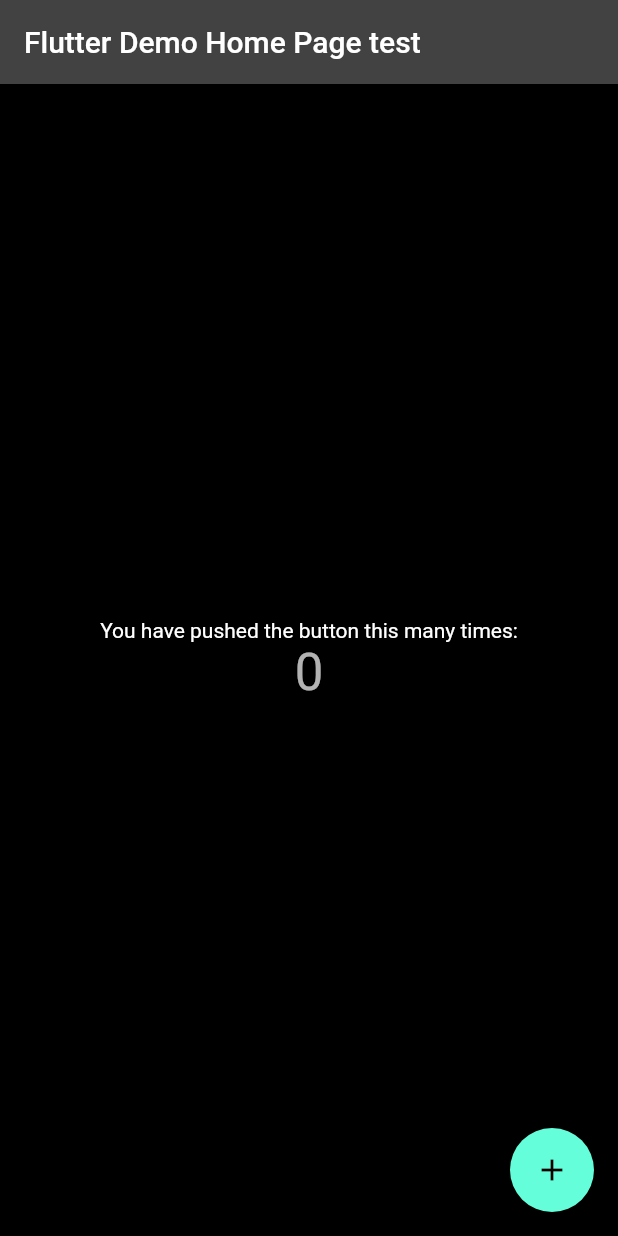
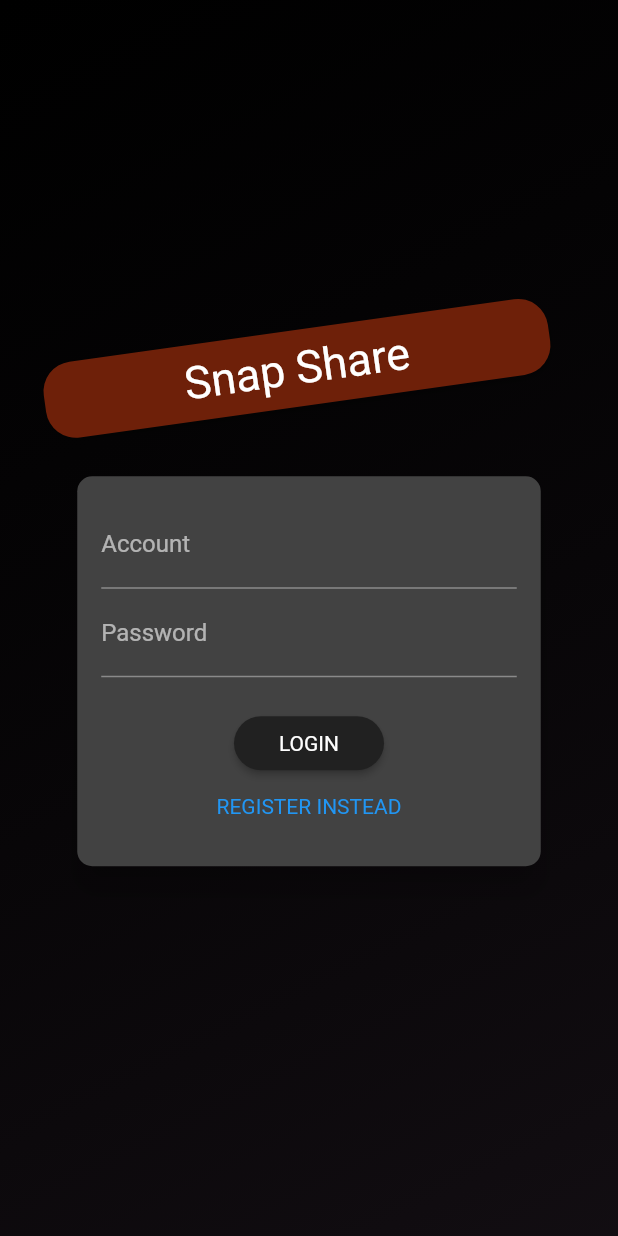
Before and after one commit to Haxxu/snapshare-mobile, a Flutter app: the screen it shows after launch, on a phone screen of 412 x 824 dp. Run offline on Flutter 3.47's test engine with Material 2 defaults, Android fonts, the phone set to English and light mode, and no system bars; our stand-ins replace flutter_dotenv, google_fonts, shared_preferences; Roboto replaces fonts that are missing (Anton).

Commit message:
Add AuthService. AuthManager, AuthToken, AuthScreen => AuthCard(Login and register user). HttpException.

```diff
--- a/lib/main.dart
+++ b/lib/main.dart
@@ -1,6 +1,8 @@
 import 'package:flutter/material.dart';
 import 'package:flutter_dotenv/flutter_dotenv.dart';
+import 'package:provider/provider.dart';
 
+import 'package:snapshare_mobile/screens/screens.dart';
 import 'package:snapshare_mobile/utils/app_theme.dart';
 
 Future<void> main() async {
@@ -15,57 +17,27 @@
   // This widget is the root of your application.
   @override
   Widget build(BuildContext context) {
-    return MaterialApp(
-      debugShowCheckedModeBanner: false,
-      title: 'Flutter Demo',
-      theme: appTheme,
-      home: const MyHomePage(title: 'Flutter Demo Home Page test'),
-    );
-  }
-}
-
-class MyHomePage extends StatefulWidget {
-  const MyHomePage({super.key, required this.title});
-
-  final String title;
-
-  @override
-  State<MyHomePage> createState() => _MyHomePageState();
-}
-
-class _MyHomePageState extends State<MyHomePage> {
-  int _counter = 0;
-
-  void _incrementCounter() {
-    setState(() {
-      _counter++;
-    });
-  }
-
-  @override
-  Widget build(BuildContext context) {
-    return Scaffold(
-      appBar: AppBar(
-        title: Text(widget.title),
-      ),
-      body: Center(
-        child: Column(
-          mainAxisAlignment: MainAxisAlignment.center,
-          children: <Widget>[
-            const Text(
-              'You have pushed the button this many times:',
-            ),
-            Text(
-              '$_counter',
-              style: Theme.of(context).textTheme.headlineMedium,
-            ),
-          ],
-        ),
-      ),
-      floatingActionButton: FloatingActionButton(
-        onPressed: _incrementCounter,
-        tooltip: 'Increment',
-        child: const Icon(Icons.add),
+    return MultiProvider(
+      providers: [
+        ChangeNotifierProvider(create: (ctx) => AuthManager()),
+      ],
+      child: Consumer<AuthManager>(
+        builder: (ctx, authManager, child) {
+          return MaterialApp(
+            debugShowCheckedModeBanner: false,
+            title: 'Snap Share',
+            theme: appTheme,
+            home: authManager.isAuth
+                ? const Text('is Auth')
+                : FutureBuilder(
+                    future: authManager.tryAutoLogin(),
+                    builder: (ctx, snapshot) {
+                      return snapshot.connectionState == ConnectionState.waiting
+                          ? const SplashScreen()
+                          : const AuthScreen();
+                    }),
+          );
+        },
       ),
     );
   }
--- /dev/null
+++ b/lib/screens/screens.dart
@@ -0,0 +1,4 @@
+export 'package:snapshare_mobile/ui/auth/auth_screen.dart';
+export 'package:snapshare_mobile/ui/auth/auth_manager.dart';
+
+export 'package:snapshare_mobile/screens/splash_screen.dart';
--- /dev/null
+++ b/lib/services/auth_service.dart
@@ -0,0 +1,115 @@
+import 'dart:convert';
+
+import 'package:flutter_dotenv/flutter_dotenv.dart';
+import 'package:shared_preferences/shared_preferences.dart';
+import 'package:http/http.dart' as http;
+
+import 'package:snapshare_mobile/models/auth_token.dart';
+import 'package:snapshare_mobile/models/http_exception.dart';
+
+class AuthService {
+  static const _authTokenKey = 'authToken';
+  late final String? apiUrl;
+
+  AuthService() {
+    apiUrl = dotenv.env['API_URL'];
+  }
+
+  String _buildAuthUrl(String method) {
+    return '$apiUrl/auth/$method';
+  }
+
+  Future<AuthToken> _authenticate({
+    required String account,
+    required String password,
+    String name = '',
+    String description = '',
+    String method = 'login',
+  }) async {
+    try {
+      final url = Uri.parse(_buildAuthUrl(method));
+      final body = method == 'login'
+          ? json.encode({
+              'account': account,
+              'password': password,
+            })
+          : json.encode({
+              'account': account,
+              'password': password,
+              'name': name,
+              'description': description,
+            });
+      final response = await http
+          .post(url, body: body, headers: {"Content-Type": "application/json"});
+      final responseJson = json.decode(response.body);
+      if (response.statusCode >= 400 && response.statusCode < 500) {
+        throw HttpException(responseJson['message']);
+      }
+
+      final authToken = _fromJson(responseJson);
+      _saveAuthToken(authToken);
+
+      return authToken;
+    } catch (e) {
+      print(e);
+      rethrow;
+    }
+  }
+
+  Future<AuthToken> register({
+    required String account,
+    required String password,
+    String name = '',
+    String description = '',
+  }) async {
+    return await _authenticate(
+      account: account,
+      password: password,
+      name: name,
+      description: description,
+      method: 'register',
+    );
+  }
+
+  Future<AuthToken> login({
+    required String account,
+    required String password,
+  }) async {
+    return await _authenticate(
+      account: account,
+      password: password,
+      method: 'login',
+    );
+  }
+
+  AuthToken _fromJson(Map<String, dynamic> json) {
+    return AuthToken(
+      token: json['token'],
+    );
+  }
+
+  Future<void> _saveAuthToken(AuthToken authToken) async {
+    final prefs = await SharedPreferences.getInstance();
+    prefs.setString(_authTokenKey, json.encode(authToken.toJson()));
+  }
+
+  Future<AuthToken?> loadSavedAuthToken() async {
+    final prefs = await SharedPreferences.getInstance();
+    if (!prefs.containsKey(_authTokenKey)) {
+      return null;
+    }
+
+    final savedToken = prefs.getString(_authTokenKey);
+
+    final authToken = AuthToken.fromJson(json.decode(savedToken!));
+    if (!authToken.isValid) {
+      return null;
+    }
+    return authToken;
+  }
+
+  Future<void> clearSavedAuthToken() async {
+    final prefs = await SharedPreferences.getInstance();
+    prefs.remove(_authTokenKey);
+  }
+}
--- /dev/null
+++ b/lib/ui/auth/auth_card.dart
@@ -0,0 +1,227 @@
+import 'dart:io';
+
+import 'package:flutter/material.dart';
+import 'package:provider/provider.dart';
+
+import 'package:snapshare_mobile/ui/auth/auth_manager.dart';
+import 'package:snapshare_mobile/ui/shared/dialog_utils.dart';
+
+enum AuthMode { login, register }
+
+class AuthCard extends StatefulWidget {
+  const AuthCard({super.key});
+
+  @override
+  State<AuthCard> createState() => _AuthCardState();
+}
+
+class _AuthCardState extends State<AuthCard> {
+  final GlobalKey<FormState> _formKey = GlobalKey();
+  AuthMode _authMode = AuthMode.login;
+  final Map<String, String> _authData = {
+    'account': '',
+    'password': '',
+    'name': '',
+    'description': '',
+  };
+
+  final _isSubmitting = ValueNotifier<bool>(false);
+  // final _descriptionController = TextEditingController();
+  // final _nameController = TextEditingController();
+  // final _accountController = TextEditingController();
+  final _passwordController = TextEditingController();
+
+  Future<void> _submit() async {
+    if (!_formKey.currentState!.validate()) {
+      return;
+    }
+
+    _formKey.currentState!.save();
+    _isSubmitting.value = true;
+
+    try {
+      if (_authMode == AuthMode.login) {
+        // Login
+        await context.read<AuthManager>().login(
+            account: _authData['account']!, password: _authData['password']!);
+      } else {
+        // Register user
+        await context.read<AuthManager>().register(
+            account: _authData['account']!,
+            password: _authData['password']!,
+            description: _authData['description']!,
+            name: _authData['name']!);
+      }
+    } catch (e) {
+      // print(e.toString());
+      showErrorDialog(context, e.toString());
+    }
+
+    _isSubmitting.value = false;
+  }
+
+  void _switchAuthMode() {
+    if (_authMode == AuthMode.login) {
+      setState(() {
+        _authMode = AuthMode.register;
+      });
+    } else {
+      setState(() {
+        _authMode = AuthMode.login;
+      });
+    }
+  }
+
+  @override
+  Widget build(BuildContext context) {
+    final deviceSize = MediaQuery.of(context).size;
+    return Card(
+      shape: RoundedRectangleBorder(
+        borderRadius: BorderRadius.circular(10.0),
+      ),
+      elevation: 8.0,
+      child: Container(
+        height: _authMode == AuthMode.register ? 470 : 260,
+        constraints: BoxConstraints(
+            minHeight: _authMode == AuthMode.register ? 320 : 260),
+        width: deviceSize.width * 0.75,
+        padding: const EdgeInsets.all(16.0),
+        child: Form(
+          key: _formKey,
+          child: SingleChildScrollView(
+            child: Column(
+              children: <Widget>[
+                _buildAccountField(),
+                _buildPasswordField(),
+                if (_authMode == AuthMode.register)
+                  _buildPasswordConfirmField(),
+                if (_authMode == AuthMode.register) _buildNameField(),
+                if (_authMode == AuthMode.register) _buildDescriptionField(),
+                const SizedBox(
+                  height: 20,
+                ),
+                ValueListenableBuilder<bool>(
+                  valueListenable: _isSubmitting,
+                  builder: (context, isSubmitting, child) {
+                    if (isSubmitting) {
+                      return const CircularProgressIndicator();
+                    }
+                    return _buildSubmitButton();
+                  },
+                ),
+                _buildAuthModeSwitchButton(),
+              ],
+            ),
+          ),
+        ),
+      ),
+    );
+  }
+
+  Widget _buildAuthModeSwitchButton() {
+    return TextButton(
+      onPressed: _switchAuthMode,
+      style: TextButton.styleFrom(
+        padding: const EdgeInsets.symmetric(horizontal: 30.0, vertical: 4),
+        tapTargetSize: MaterialTapTargetSize.shrinkWrap,
+        textStyle: TextStyle(
+          color: Theme.of(context).primaryColor,
+        ),
+      ),
+      child:
+          Text('${_authMode == AuthMode.login ? 'REGISTER' : 'LOGIN'} INSTEAD'),
+    );
+  }
+
+  Widget _buildSubmitButton() {
+    return ElevatedButton(
+      onPressed: _submit,
+      style: ElevatedButton.styleFrom(
+        shape: RoundedRectangleBorder(
+          borderRadius: BorderRadius.circular(30),
+        ),
+        backgroundColor: Theme.of(context).primaryColor,
+        padding: const EdgeInsets.symmetric(horizontal: 30.0, vertical: 8.0),
+        textStyle: TextStyle(
+          color: Theme.of(context).primaryTextTheme.titleLarge?.color,
+        ),
+      ),
+      child: Text(_authMode == AuthMode.login ? 'LOGIN' : 'REGISTER'),
+    );
+  }
+
+  Widget _buildPasswordConfirmField() {
+    return TextFormField(
+      enabled: _authMode == AuthMode.register,
+      decoration: const InputDecoration(labelText: 'Confirm Password'),
+      obscureText: true,
+      validator: _authMode == AuthMode.register
+          ? (value) {
+              if (value != _passwordController.text) {
+                return 'Passwords do not match!';
+              }
+              return null;
+            }
+          : null,
+    );
+  }
+
+  Widget _buildPasswordField() {
+    return TextFormField(
+      decoration: const InputDecoration(labelText: 'Password'),
+      obscureText: true,
+      controller: _passwordController,
+      validator: (value) {
+        if (value == null || value.length < 5) {
+          return 'Password is too short!';
+        }
+        return null;
+      },
+      onSaved: (value) {
+        _authData['password'] = value!;
+      },
+    );
+  }
+
+  Widget _buildAccountField() {
+    return TextFormField(
+      decoration: const InputDecoration(labelText: 'Account'),
+      validator: (value) {
+        if (value!.isEmpty || value.length < 2) {
+          return 'Account is at least 2 characters ';
+        }
+        return null;
+      },
+      onSaved: (value) {
+        _authData['account'] = value!;
+      },
+    );
+  }
+
+  Widget _buildDescriptionField() {
+    return TextFormField(
+      decoration: const InputDecoration(labelText: 'Description'),
+      // validator: (value) {
+      //   return null;
+      // },
+      onSaved: (value) {
+        _authData['description'] = value!;
+      },
+    );
+  }
+
+  Widget _buildNameField() {
+    return TextFormField(
+      decoration: const InputDecoration(labelText: 'Name'),
+      validator: (value) {
+        if (value!.isEmpty || value.length < 2) {
+          return 'Name is at least 1 characters ';
+        }
+        return null;
+      },
+      onSaved: (value) {
+        _authData['name'] = value!;
+      },
+    );
+  }
+}
--- /dev/null
+++ b/lib/ui/auth/auth_manager.dart
@@ -0,0 +1,60 @@
+import 'package:flutter/foundation.dart';
+
+import 'package:snapshare_mobile/models/auth_token.dart';
+import 'package:snapshare_mobile/services/auth_service.dart';
+
+class AuthManager with ChangeNotifier {
+  AuthToken? _authToken;
+
+  final AuthService _authService = AuthService();
+
+  AuthToken? get authToken {
+    return _authToken;
+  }
+
+  bool get isAuth {
+    return authToken != null && authToken!.isValid;
+  }
+
+  void _setAuthToken(AuthToken token) {
+    _authToken = token;
+    notifyListeners();
+  }
+
+  Future<void> login({
+    required String account,
+    required String password,
+  }) async {
+    _setAuthToken(
+        await _authService.login(account: account, password: password));
+  }
+
+  Future<void> register({
+    required String account,
+    required String password,
+    String description = '',
+    String name = '',
+  }) async {
+    _setAuthToken(await _authService.register(
+      account: account,
+      password: password,
+      name: name,
+      description: description,
+    ));
+  }
+
+  Future<void> logout() async {
+    _authToken = null;
+    notifyListeners();
+    _authService.clearSavedAuthToken();
+  }
+
+  Future<bool> tryAutoLogin() async {
+    final savedToken = await _authService.loadSavedAuthToken();
+    if (savedToken == null) {
+      return false;
+    }
+    _setAuthToken(savedToken);
+    return true;
+  }
+}
--- /dev/null
+++ b/lib/ui/auth/auth_screen.dart
@@ -0,0 +1,52 @@
+import 'package:flutter/material.dart';
+import 'package:snapshare_mobile/ui/auth/auth_card.dart';
+import 'package:snapshare_mobile/ui/shared/app_banner.dart';
+
+class AuthScreen extends StatelessWidget {
+  const AuthScreen({super.key});
+
+  static const routeName = '/auth';
+
+  @override
+  Widget build(BuildContext context) {
+    final deviceSize = MediaQuery.of(context).size;
+    return Scaffold(
+      body: Stack(
+        children: <Widget>[
+          Container(
+            decoration: BoxDecoration(
+              gradient: LinearGradient(
+                colors: [
+                  const Color.fromRGBO(0, 0, 0, 1).withOpacity(0.5),
+                  const Color.fromARGB(255, 20, 15, 20).withOpacity(0.9),
+                ],
+                begin: Alignment.topLeft,
+                end: Alignment.bottomRight,
+                stops: const [0, 1],
+              ),
+            ),
+          ),
+          SingleChildScrollView(
+            child: SizedBox(
+              height: deviceSize.height,
+              width: deviceSize.width,
+              child: Column(
+                mainAxisAlignment: MainAxisAlignment.center,
+                crossAxisAlignment: CrossAxisAlignment.center,
+                children: <Widget>[
+                  const Flexible(
+                    child: AppBanner(),
+                  ),
+                  Flexible(
+                    flex: deviceSize.width > 600 ? 2 : 1,
+                    child: const AuthCard(),
+                  ),
+                ],
+              ),
+            ),
+          ),
+        ],
+      ),
+    );
+  }
+}
--- /dev/null
+++ b/lib/ui/shared/app_banner.dart
@@ -0,0 +1,41 @@
+import 'dart:math';
+
+import 'package:flutter/material.dart';
+
+class AppBanner extends StatelessWidget {
+  const AppBanner({
+    Key? key,
+  }) : super(key: key);
+
+  @override
+  Widget build(BuildContext context) {
+    return Container(
+      margin: const EdgeInsets.only(bottom: 20.0),
+      padding: const EdgeInsets.symmetric(
+        vertical: 8.0,
+        horizontal: 94.0,
+      ),
+      transform: Matrix4.rotationZ(-8 * pi / 180)..translate(-10.0),
+      decoration: BoxDecoration(
+        borderRadius: BorderRadius.circular(20),
+        color: Color.fromARGB(255, 110, 32, 9),
+        boxShadow: const [
+          BoxShadow(
+            blurRadius: 8,
+            color: Colors.black26,
+            offset: Offset(0, 2),
+          )
+        ],
+      ),
+      child: Text(
+        'Snap Share',
+        style: TextStyle(
+          color: Theme.of(context).textTheme.titleLarge?.color,
+          fontSize: 30,
+          fontFamily: 'Anton',
+          fontWeight: FontWeight.normal,
+        ),
+      ),
+    );
+  }
+}
--- a/pubspec.yaml
+++ b/pubspec.yaml
@@ -14,6 +14,9 @@
         sdk: flutter
     flutter_dotenv: ^5.0.2
     google_fonts: ^4.0.3
+    http: ^0.13.5
+    provider: ^6.0.5
+    shared_preferences: ^2.1.0
 
 dev_dependencies:
     flutter_lints: ^2.0.0
```
Also changed, not shown: lib/models/auth_token.dart (added, +25 -0 lines), lib/models/http_exception.dart (added, +10 -0 lines), lib/screens/splash_screen.dart (added, +14 -0 lines), lib/ui/shared/dialog_utils.dart (added, +43 -0 lines), pubspec.lock, 1 other file.
